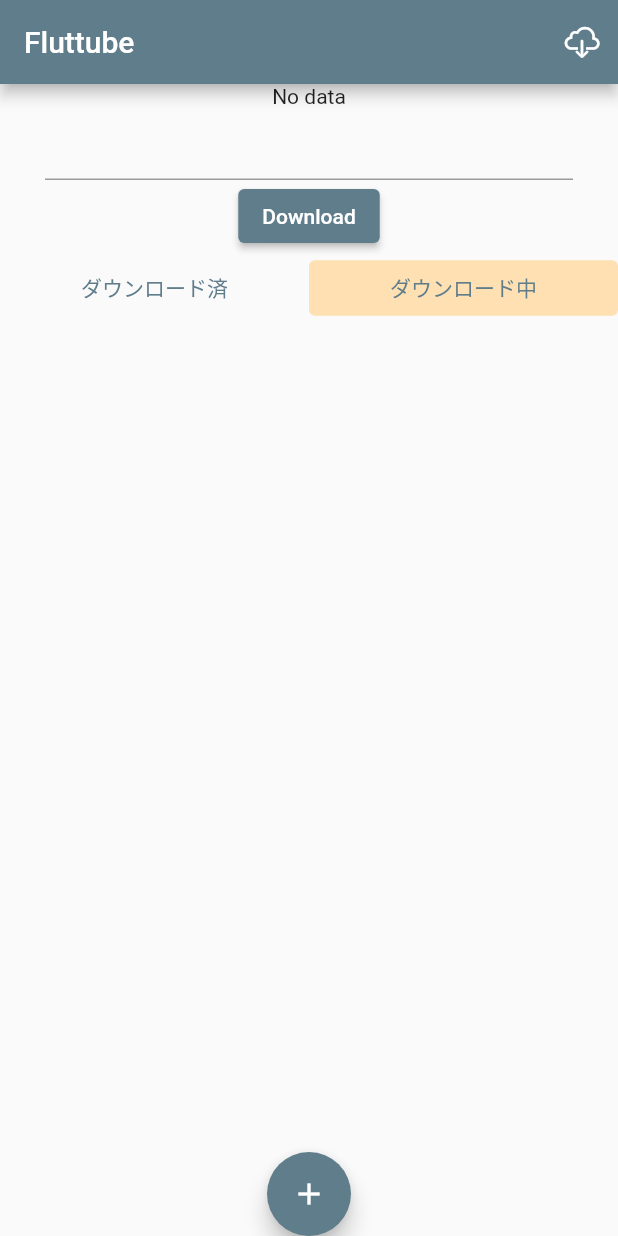
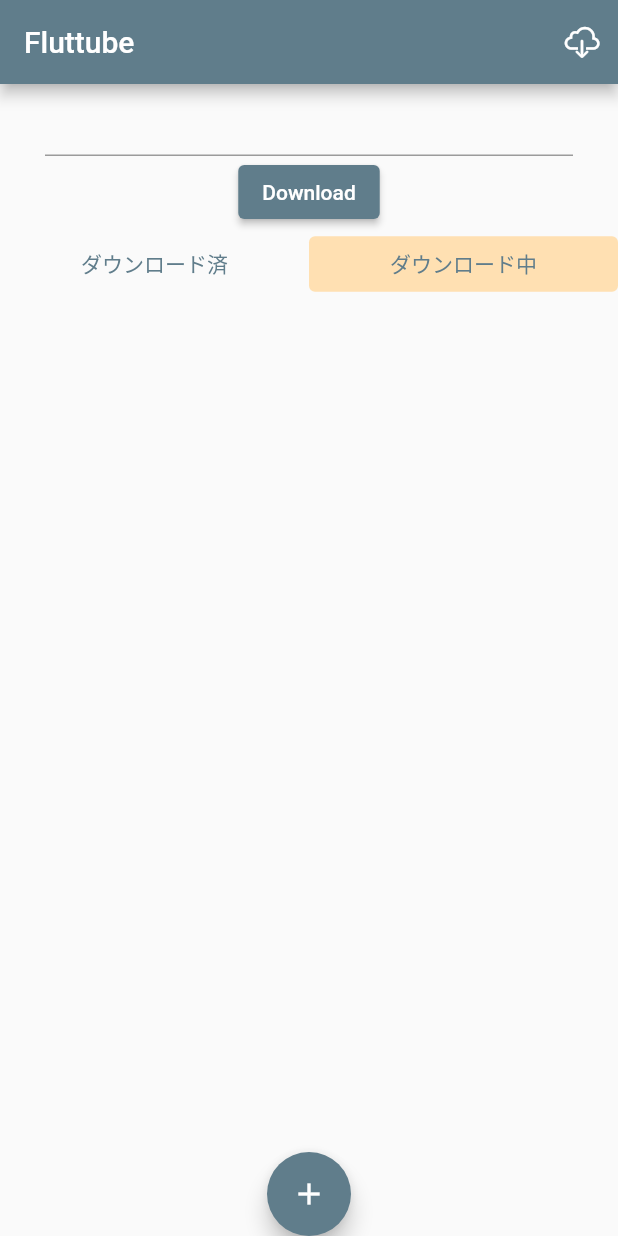
Before and after one commit to M-Shinoda/fluttube, a Flutter app: the screen it shows after launch, on a phone screen of 412 x 824 dp. Run offline on Flutter 3.47's test engine with Material 2 defaults, Android fonts, the phone set to English and light mode, and no system bars; our stand-ins replace flutter_hooks, flutter_riverpod, hooks_riverpod, permission_handler; missing offline and left inert: downloads_path_provider, receive_sharing_intent, youtube_explode_dart.

Commit message:
remoce unuse statement

```diff
--- a/lib/home_body.dart
+++ b/lib/home_body.dart
@@ -22,12 +22,6 @@ class HomeBodyView extends HookConsumerWidget {
     return Container(
       child: Column(
         children: <Widget>[
-          // Text('$count'),
-          // Text('$url'),
-          // Text('$dList'),
-          Text(dList.displayList.isNotEmpty
-              ? dList.displayList.last.url
-              : 'No data'),
           Container(
             margin: const EdgeInsets.symmetric(horizontal: 30),
             child: TextField(
```
